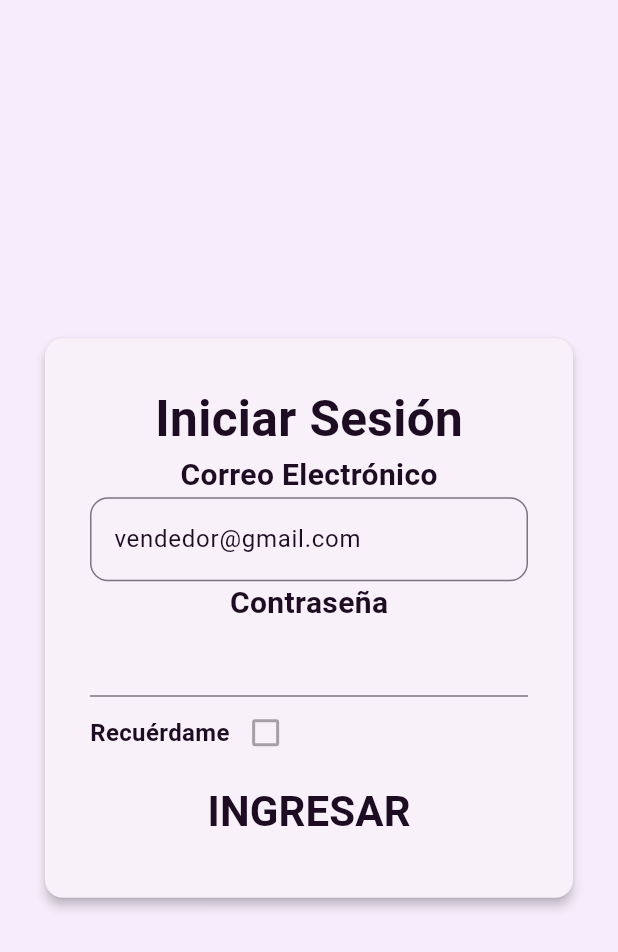
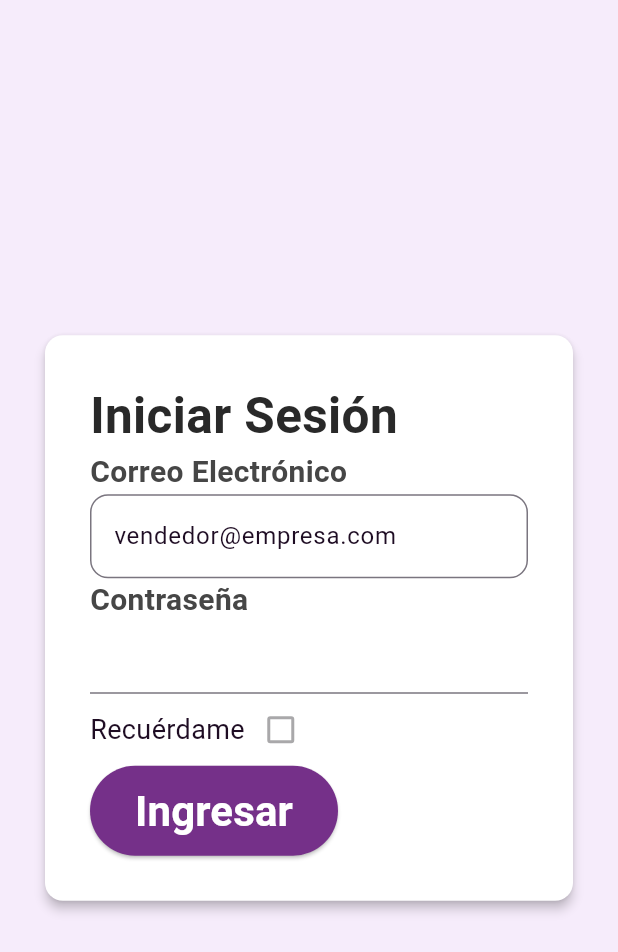
Before and after one commit to Williams-adm/anttec_mobile, a Flutter app: the screen it shows after launch, on a phone screen of 412 x 824 dp. Shown: the top 952 px of the screen. Run offline on Flutter 3.47's test engine with Material 3 defaults, Android fonts, the phone set to English and light mode, and no system bars; our stand-ins replace go_router.

Commit message:
agregando estilos generales

```diff
--- a/lib/app/ui/login/screen/login_screen.dart
+++ b/lib/app/ui/login/screen/login_screen.dart
@@ -1,6 +1,7 @@
 import 'package:anttec_mobile/app/ui/login/widgets/email_input_field_widget.dart';
 import 'package:anttec_mobile/core/styles/colors.dart';
 import 'package:anttec_mobile/core/styles/texts.dart';
+import 'package:anttec_mobile/core/styles/titles.dart';
 import 'package:flutter/material.dart';
 
 class LoginScreen extends StatelessWidget {
@@ -13,6 +14,7 @@ class LoginScreen extends StatelessWidget {
       body: SafeArea(
         child: Center(
           child: Card(
+            color: AppColors.primaryS,
             margin: EdgeInsets.all(30),
             elevation: 3,
             child: Padding(
@@ -20,11 +22,12 @@ class LoginScreen extends StatelessWidget {
               child: Form(
                 child: Column(
                   mainAxisSize: MainAxisSize.min,
+                  crossAxisAlignment: CrossAxisAlignment.start,
                   children: [
-                    Text("Iniciar Sesión", style: AppTexts.h1),
-                    Text("Correo Electrónico", style: AppTexts.h3),
+                    Text("Iniciar Sesión", style: AppTitles.login),
+                    Text("Correo Electrónico", style: AppTitles.h3),
                     EmailInputFieldWidget(),
-                    Text("Contraseña", style: AppTexts.h3),
+                    Text("Contraseña", style: AppTitles.h3),
                     TextFormField(),
                     Row(
                       children: [
@@ -32,9 +35,19 @@ class LoginScreen extends StatelessWidget {
                         Checkbox(value: false, onChanged: null),
                       ],
                     ),
-                    TextButton(
-                      onPressed: null,
-                      child: Text("INGRESAR", style: AppTexts.login),
+                    ElevatedButton(
+                      onPressed: () {},
+                      style: ElevatedButton.styleFrom(
+                        backgroundColor: AppColors.primaryP,
+                        padding: EdgeInsets.symmetric(
+                          horizontal: 30.0,
+                          vertical: 10.0,
+                        ),
+                      ),
+                      child: Text(
+                        "Ingresar",
+                        style: AppTitles.h1.copyWith(color: AppColors.primaryS),
+                      ),
                     ),
                   ],
                 ),
--- a/lib/app/ui/login/widgets/email_input_field_widget.dart
+++ b/lib/app/ui/login/widgets/email_input_field_widget.dart
@@ -8,7 +8,7 @@ class EmailInputFieldWidget extends StatelessWidget {
   Widget build(BuildContext context) {
     return TextFormField(
       decoration: InputDecoration(
-        hintText: 'vendedor@gmail.com',
+        hintText: 'vendedor@empresa.com',
         hintStyle: TextStyle(color: AppColors.degraded),
         border: OutlineInputBorder(borderRadius: BorderRadius.circular(12.0)),
       ),
--- a/lib/app/ui/splash/screen/splash_screen.dart
+++ b/lib/app/ui/splash/screen/splash_screen.dart
@@ -11,7 +11,7 @@ class SplashBackground extends StatelessWidget {
     return Container(
       decoration: BoxDecoration(
         gradient: LinearGradient(
-          colors: [AppColors.primary, AppColors.degraded],
+          colors: [AppColors.primaryP, AppColors.degraded],
           begin: Alignment.topCenter,
           end: Alignment.bottomCenter,
         ),
--- a/lib/core/styles/colors.dart
+++ b/lib/core/styles/colors.dart
@@ -1,9 +1,21 @@
 import 'package:flutter/material.dart';
 
-class AppColors{
-  static const Color primary = Color(0xff753089); //800
-  static const Color secondary = Color(0xff803398); //700
-  static const Color tertiary = Color(0xffDFB8EF); //300
-  static const Color background = Color(0xffF6ECFB); //50
-  static const Color degraded = Color(0xff1E0C23); //50
+class AppColors {
+  /// P hace referencia a los colores primarios
+  static const Color primaryP = Color(0xff753089); //P-800
+  static const Color secondaryP = Color(0xff803398); //P-700
+  static const Color tertiaryP = Color(0xffDFB8EF); //P-300
+  static const Color background = Color(0xffF6ECFB); //P-50
+  static const Color degraded = Color(0xff1E0C23); //P-950 (391042)
+
+  /// S hace referencia a los colores secundarios
+  static const Color primaryS = Color(0xffFFFFFF); //S-50
+  static const Color secondaryS = Color(0xffDCDCDC); //S-200
+  static const Color tertiaryS = Color(0xffEFEFEF); //S-100
+
+  /// T hace referencia a los colores de texto
+  static const Color extradarkT = Color(0xff292929); //S-950
+  static const Color darkT = Color(0xff464646); //S-800
+  static const Color semidarkT = Color(0xff656565); //S-600
+  static const Color lightdarkT = Color(0xff989898); //S-400
 }
--- a/lib/core/styles/texts.dart
+++ b/lib/core/styles/texts.dart
@@ -1,10 +1,55 @@
 import 'package:anttec_mobile/core/styles/colors.dart';
-import 'package:flutter/cupertino.dart';
+import 'package:flutter/material.dart';
 
-class AppTexts{
-  static const h1 = TextStyle(fontSize: 33, fontWeight: FontWeight.bold, color: AppColors.degraded);
-  static const h2 = TextStyle(fontSize: 23, fontWeight: FontWeight.bold, color: AppColors.degraded);
-  static const h3 = TextStyle(fontSize: 20, fontWeight: FontWeight.bold, color: AppColors.degraded);
-  static const login = TextStyle(fontSize: 28, fontWeight: FontWeight.bold, color: AppColors.degraded);
-  static const body1 = TextStyle(fontSize: 16, fontWeight: FontWeight.bold, color: AppColors.degraded);
+class AppTexts {
+  /// Textos en general light ( L )
+  static const body1L = TextStyle(
+    fontSize: 18,
+    fontWeight: FontWeight.w300,
+    color: AppColors.degraded,
+  );
+  static const body2L = TextStyle(
+    fontSize: 16,
+    fontWeight: FontWeight.w300,
+    color: AppColors.degraded,
+  );
+  static const body3L = TextStyle(
+    fontSize: 14,
+    fontWeight: FontWeight.w300,
+    color: AppColors.degraded,
+  );
+
+  /// Textos en general Normal
+  static const body1 = TextStyle(
+    fontSize: 18,
+    fontWeight: FontWeight.w400,
+    color: AppColors.degraded,
+  );
+  static const body2 = TextStyle(
+    fontSize: 16,
+    fontWeight: FontWeight.w400,
+    color: AppColors.degraded,
+  );
+  static const body3 = TextStyle(
+    fontSize: 14,
+    fontWeight: FontWeight.w400,
+    color: AppColors.degraded,
+  );
+
+  /// Textos en general Medium ( M )
+  static const body1M = TextStyle(
+    fontSize: 18,
+    fontWeight: FontWeight.w500,
+    color: AppColors.degraded,
+  );
+  static const body2M = TextStyle(
+    fontSize: 16,
+    fontWeight: FontWeight.w500,
+    color: AppColors.degraded,
+  );
+  static const body3M = TextStyle(
+    fontSize: 14,
+    fontWeight: FontWeight.w500,
+    color: AppColors.degraded,
+  );
 }
--- /dev/null
+++ b/lib/core/styles/titles.dart
@@ -0,0 +1,28 @@
+import 'package:anttec_mobile/core/styles/colors.dart';
+import 'package:flutter/material.dart';
+
+class AppTitles {
+  /// Texto para el login
+  static const login = TextStyle(
+    fontSize: 33,
+    fontWeight: FontWeight.w600,
+    color: AppColors.extradarkT,
+  );
+
+  /// Textos para títulos
+  static const h1 = TextStyle(
+    fontSize: 28,
+    fontWeight: FontWeight.w600,
+    color: AppColors.darkT,
+  );
+  static const h2 = TextStyle(
+    fontSize: 23,
+    fontWeight: FontWeight.w600,
+    color: AppColors.darkT,
+  );
+  static const h3 = TextStyle(
+    fontSize: 20,
+    fontWeight: FontWeight.w600,
+    color: AppColors.darkT,
+  );
+}
```
